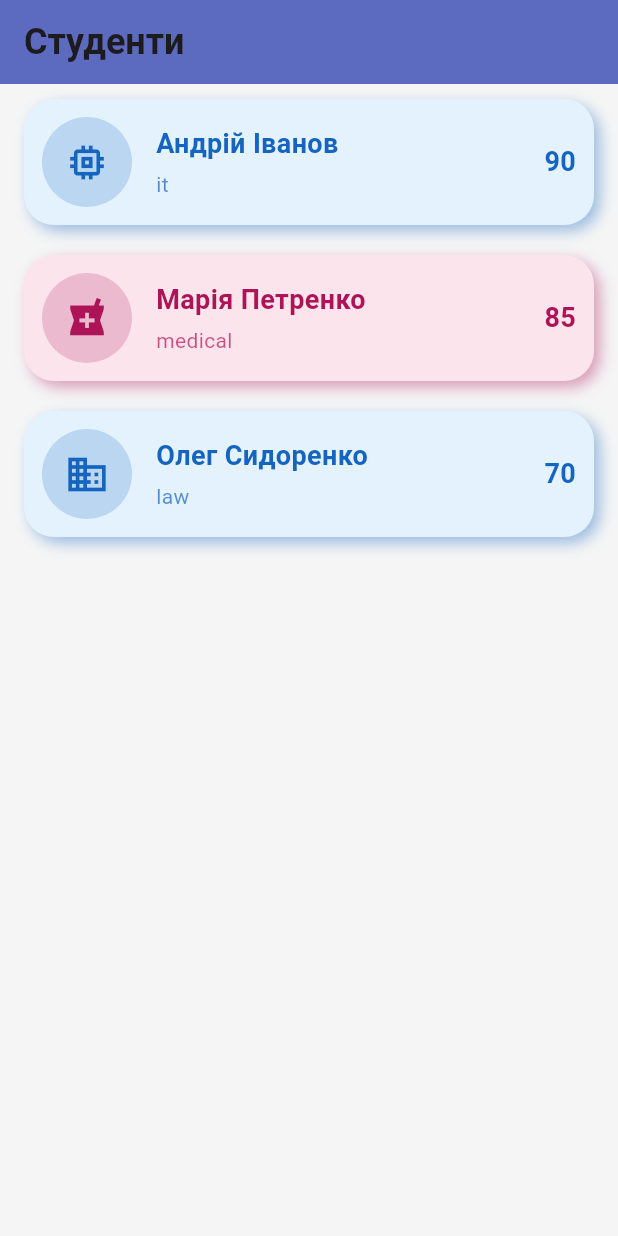
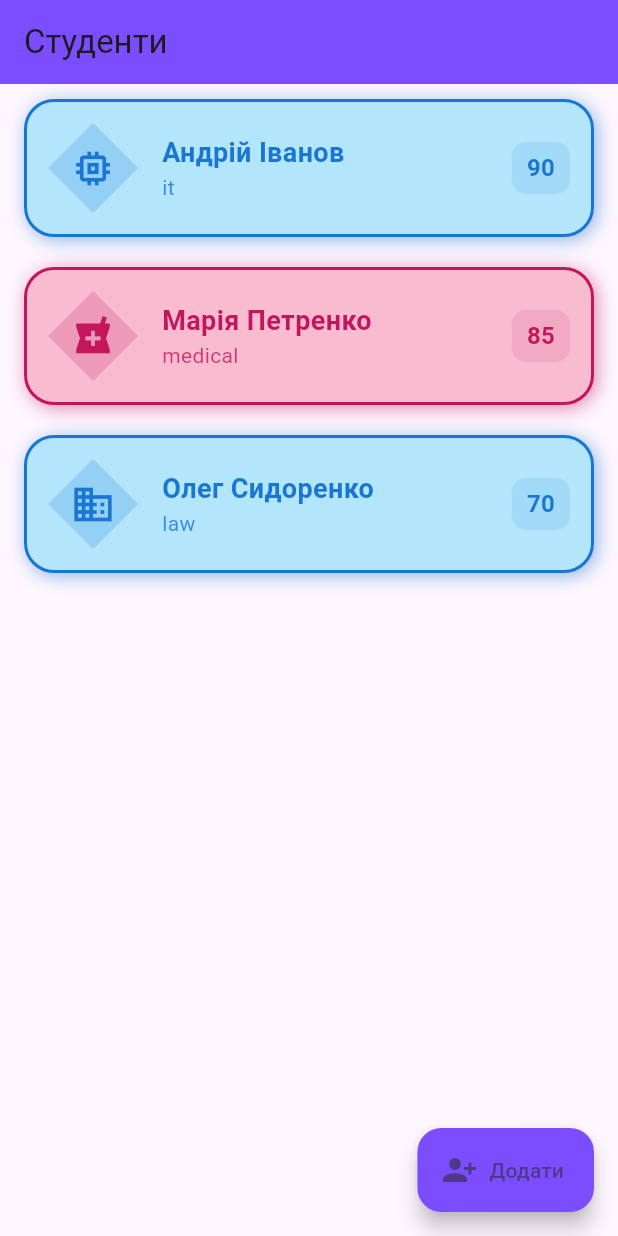
Before and after one commit to makhaon-commits/dzyba_kiuki_21_7, a Flutter app: the screen it shows after launch, on a phone screen of 412 x 824 dp. Run offline on Flutter 3.47's test engine with Material 3 defaults, Android fonts, the phone set to English and light mode, and no system bars.

Commit message:
Commit 2

```diff
--- a/lib/main.dart
+++ b/lib/main.dart
@@ -1,9 +1,7 @@
 import 'package:flutter/material.dart';
 import 'widgets/students.dart';
 
-void main() {
-  runApp(const MyApp());
-}
+void main() => runApp(const MyApp());
 
 class MyApp extends StatelessWidget {
   const MyApp({super.key});
@@ -13,11 +11,10 @@ class MyApp extends StatelessWidget {
     return MaterialApp(
       title: 'Список студентів',
       theme: ThemeData(
-        primarySwatch: Colors.indigo,
-        scaffoldBackgroundColor: Colors.grey.shade100,
+        primarySwatch: Colors.blue,
         fontFamily: 'Roboto',
       ),
-      home: StudentsScreen(),
+      home: const StudentsScreen(),
     );
   }
 }
--- a/lib/models/student.dart
+++ b/lib/models/student.dart
@@ -11,6 +11,7 @@ const Map<Department, IconData> departmentIcons = {
 };
 
 class Student {
+  final String id;
   final String firstName;
   final String lastName;
   final Department department;
@@ -18,6 +19,7 @@ class Student {
   final Gender gender;
 
   Student({
+    required this.id,
     required this.firstName,
     required this.lastName,
     required this.department,
--- a/lib/widgets/student_item.dart
+++ b/lib/widgets/student_item.dart
@@ -8,37 +8,43 @@ class StudentItem extends StatelessWidget {
 
   @override
   Widget build(BuildContext context) {
-    final cardColor = student.gender == Gender.male
-        ? Colors.blue.shade50
-        : Colors.pink.shade50;
+    final bgColor = student.gender == Gender.male
+        ? Colors.lightBlue.shade100
+        : Colors.pink.shade100;
 
-    final textColor = student.gender == Gender.male
-        ? Colors.blue.shade800
-        : Colors.pink.shade800;
+    final borderColor = student.gender == Gender.male
+        ? Colors.blue.shade700
+        : Colors.pink.shade700;
 
     return Container(
       margin: const EdgeInsets.symmetric(vertical: 10, horizontal: 16),
-      padding: const EdgeInsets.all(12),
+      padding: const EdgeInsets.all(14),
       decoration: BoxDecoration(
-        color: cardColor,
+        color: bgColor,
+        border: Border.all(color: borderColor, width: 2),
         borderRadius: BorderRadius.circular(20),
         boxShadow: [
           BoxShadow(
-            color: textColor.withOpacity(0.4),
-            blurRadius: 8,
-            offset: const Offset(4, 4),
+            color: borderColor.withOpacity(0.5),
+            blurRadius: 10,
+            offset: const Offset(2, 2),
           ),
         ],
       ),
       child: Row(
         children: [
-          CircleAvatar(
-            backgroundColor: textColor.withOpacity(0.2),
-            radius: 30,
+          ClipPath(
+            clipper: DiamondClipper(),
+            child: Container(
+              width: 60,
+              height: 60,
+              color: borderColor.withOpacity(0.2),
+              alignment: Alignment.center,
               child: Icon(
                 departmentIcons[student.department],
                 size: 30,
-              color: textColor,
+                color: borderColor,
+              ),
             ),
           ),
           const SizedBox(width: 16),
@@ -51,26 +57,32 @@ class StudentItem extends StatelessWidget {
                   style: TextStyle(
                     fontSize: 18,
                     fontWeight: FontWeight.bold,
-                    color: textColor,
+                    color: borderColor,
                   ),
                 ),
-                const SizedBox(height: 4),
                 Text(
                   student.department.name,
                   style: TextStyle(
                     fontSize: 14,
-                    color: textColor.withOpacity(0.7),
+                    color: borderColor.withOpacity(0.8),
                   ),
                 ),
               ],
             ),
           ),
-          Text(
+          Container(
+            padding: const EdgeInsets.symmetric(horizontal: 10, vertical: 6),
+            decoration: BoxDecoration(
+              color: borderColor.withOpacity(0.1),
+              borderRadius: BorderRadius.circular(10),
+            ),
+            child: Text(
               '${student.grade}',
               style: TextStyle(
-              fontSize: 18,
+                fontSize: 16,
                 fontWeight: FontWeight.bold,
-              color: textColor,
+                color: borderColor,
+              ),
             ),
           ),
         ],
@@ -78,3 +90,19 @@ class StudentItem extends StatelessWidget {
     );
   }
 }
+
+class DiamondClipper extends CustomClipper<Path> {
+  @override
+  Path getClip(Size size) {
+    final path = Path();
+    path.moveTo(size.width / 2, 0);
+    path.lineTo(size.width, size.height / 2);
+    path.lineTo(size.width / 2, size.height);
+    path.lineTo(0, size.height / 2);
+    path.close();
+    return path;
+  }
+
+  @override
+  bool shouldReclip(covariant CustomClipper<Path> oldClipper) => false;
+}
--- a/lib/widgets/students.dart
+++ b/lib/widgets/students.dart
@@ -1,12 +1,19 @@
 import 'package:flutter/material.dart';
 import '../models/student.dart';
 import 'student_item.dart';
+import 'new_student.dart';
 
-class StudentsScreen extends StatelessWidget {
-  StudentsScreen({super.key});
+class StudentsScreen extends StatefulWidget {
+  const StudentsScreen({super.key});
 
-  final List<Student> _students = [
+  @override
+  State<StudentsScreen> createState() => _StudentsScreenState();
+}
+
+class _StudentsScreenState extends State<StudentsScreen> {
+  final List<Student> students = [
     Student(
+      id: '1',
       firstName: 'Андрій',
       lastName: 'Іванов',
       department: Department.it,
@@ -14,6 +21,7 @@ class StudentsScreen extends StatelessWidget {
       gender: Gender.male,
     ),
     Student(
+      id: '2',
       firstName: 'Марія',
       lastName: 'Петренко',
       department: Department.medical,
@@ -21,6 +29,7 @@ class StudentsScreen extends StatelessWidget {
       gender: Gender.female,
     ),
     Student(
+      id: '3',
       firstName: 'Олег',
       lastName: 'Сидоренко',
       department: Department.law,
@@ -29,21 +38,91 @@ class StudentsScreen extends StatelessWidget {
     ),
   ];
 
+  void _showNewStudentForm({Student? student}) {
+    showModalBottomSheet(
+      context: context,
+      isScrollControlled: true,
+      builder: (_) {
+        return NewStudent(
+          existingStudent: student,
+          onSave: (updatedStudent) {
+            setState(() {
+              if (student != null) {
+                final index = students.indexWhere((s) => s.id == student.id);
+                students[index] = updatedStudent;
+              } else {
+                students.add(updatedStudent);
+              }
+            });
+          },
+        );
+      },
+    );
+  }
+
+  void _deleteStudent(int index) {
+    final removedStudent = students[index];
+    setState(() => students.removeAt(index));
+    ScaffoldMessenger.of(context).showSnackBar(
+      SnackBar(
+        content: Text('${removedStudent.firstName} успішно видалено.'),
+        action: SnackBarAction(
+          label: 'Скасувати',
+          onPressed: () => setState(() => students.insert(index, removedStudent)),
+        ),
+      ),
+    );
+  }
+
   @override
   Widget build(BuildContext context) {
     return Scaffold(
       appBar: AppBar(
-        title: const Text(
-          'Студенти',
-          style: TextStyle(fontSize: 24, fontWeight: FontWeight.bold),
-        ),
-        backgroundColor: Colors.indigo.shade400,
+        title: const Text('Студенти'),
+        backgroundColor: Colors.deepPurpleAccent,
       ),
       body: ListView.builder(
-        itemCount: _students.length,
+        itemCount: students.length,
         itemBuilder: (ctx, index) {
-          return StudentItem(student: _students[index]);
+          final student = students[index];
+          return Dismissible(
+            key: ValueKey(student.id),
+            direction: DismissDirection.endToStart,
+            background: Container(
+              alignment: Alignment.centerRight,
+              padding: const EdgeInsets.symmetric(horizontal: 20),
+              decoration: BoxDecoration(
+                color: student.gender == Gender.male
+                    ? Colors.lightBlue.shade200
+                    : Colors.pink.shade200,
+                borderRadius: BorderRadius.circular(15),
+              ),
+              child: Text(
+                student.gender == Gender.male
+                    ? 'Прощавай, студент!'
+                    : 'Запис вилучено!',
+                style: TextStyle(
+                  fontWeight: FontWeight.bold,
+                  fontSize: 16,
+                  color: student.gender == Gender.male
+                      ? Colors.blue.shade800
+                      : Colors.pink.shade800,
+                ),
+              ),
+            ),
+            onDismissed: (_) => _deleteStudent(index),
+            child: InkWell(
+              onTap: () => _showNewStudentForm(student: student),
+              child: StudentItem(student: student),
+            ),
+          );
         },
+      ),
+      floatingActionButton: FloatingActionButton.extended(
+        onPressed: () => _showNewStudentForm(),
+        label: const Text('Додати'),
+        icon: const Icon(Icons.person_add_alt_1),
+        backgroundColor: Colors.deepPurpleAccent,
       ),
     );
   }
```
Also changed, not shown: lib/widgets/new_student.dart (added, +255 -0 lines). Lines whose indentation alone changed are shown as unchanged.
